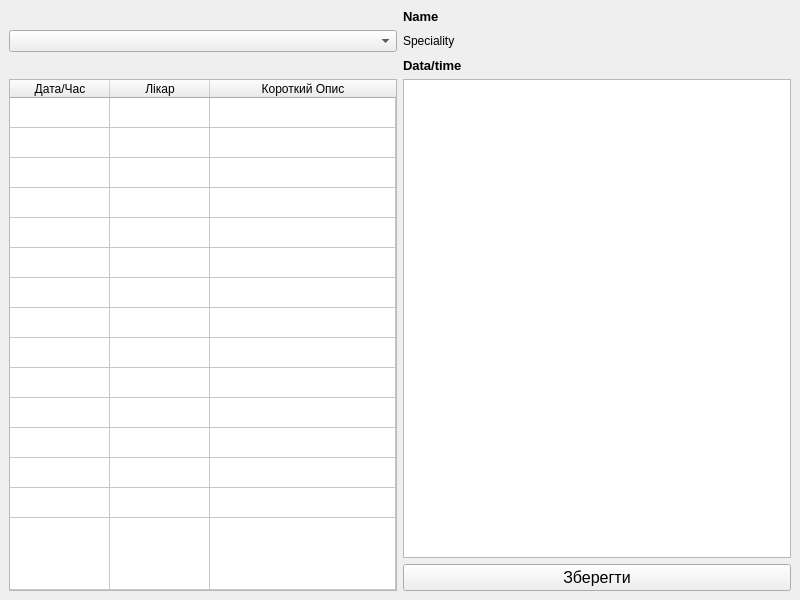
Above: Courcework_18-19/MedicineCards/patientrecordswindow.ui from MaksWellFine/OOP before the change. Below: the same form after it.
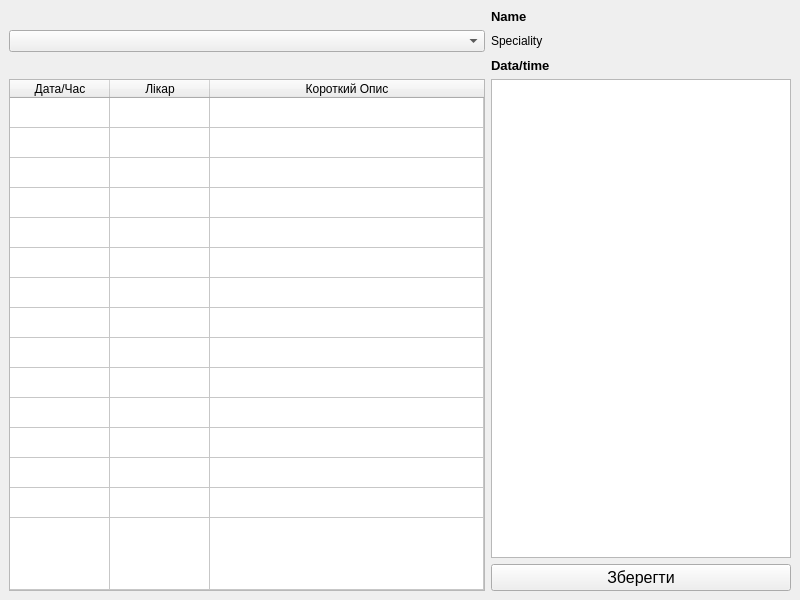
That is the form after the change.

The edit to the form file:
```diff
--- a/Courcework_18-19/MedicineCards/patientrecordswindow.ui
+++ b/Courcework_18-19/MedicineCards/patientrecordswindow.ui
@@ -16,7 +16,14 @@
   <widget class="QWidget" name="centralwidget">
    <layout class="QGridLayout" name="gridLayout">
     <item row="3" column="1">
-     <widget class="QTextEdit" name="textEdit"/>
+     <widget class="QTextEdit" name="textEdit">
+      <property name="maximumSize">
+       <size>
+        <width>300</width>
+        <height>16777215</height>
+       </size>
+      </property>
+     </widget>
     </item>
     <item row="3" column="0" rowspan="2">
      <widget class="QTableWidget" name="tableWidgetPatientRecords">
```
Left out of the diff: 4 changed lines with no effect on the pictures.
